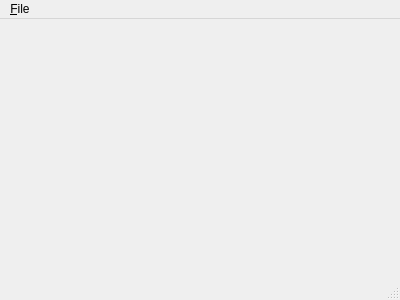
Above: visigoth/mainwindow.ui from scvalex/visigoth before the change. Below: the same form after it.
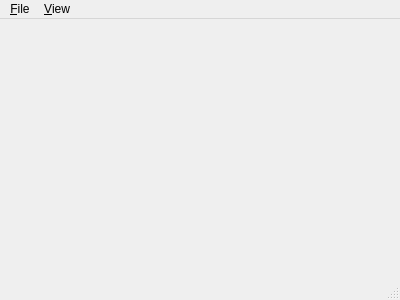
That is the form after the change.

Commit message: add alog control menu item #1

```diff
--- a/visigoth/mainwindow.ui
+++ b/visigoth/mainwindow.ui
@@ -23,7 +23,7 @@
      <x>0</x>
      <y>0</y>
      <width>400</width>
-     <height>22</height>
+     <height>21</height>
     </rect>
    </property>
    <widget class="QMenu" name="menu_File">
@@ -32,7 +32,14 @@
     </property>
     <addaction name="actionPrint_to_PDF"/>
    </widget>
+   <widget class="QMenu" name="menuView">
+    <property name="title">
+     <string>&amp;View</string>
+    </property>
+    <addaction name="toggleControl"/>
+   </widget>
    <addaction name="menu_File"/>
+   <addaction name="menuView"/>
   </widget>
   <widget class="QStatusBar" name="statusBar"/>
   <action name="actionPrint_to_PDF">
```
Left out of the diff: 14 changed lines with no effect on the pictures. The commit also changes 2 other files.
